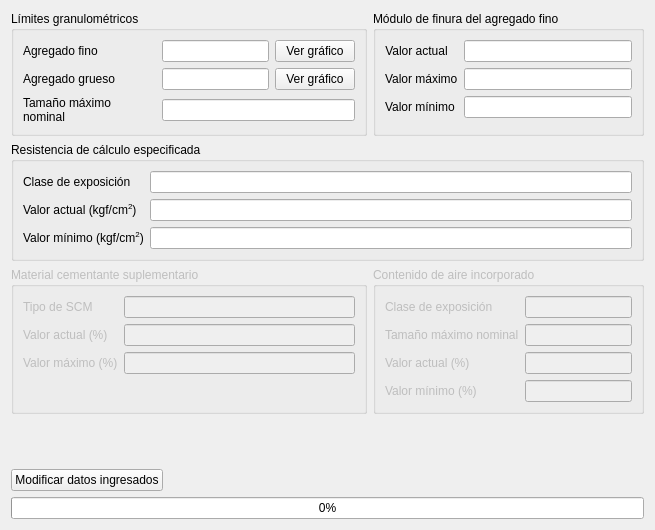
Above: gui/ui/check_design_widget.ui from AMK-ULTRA/Concretus before the change. Below: the same form after it.
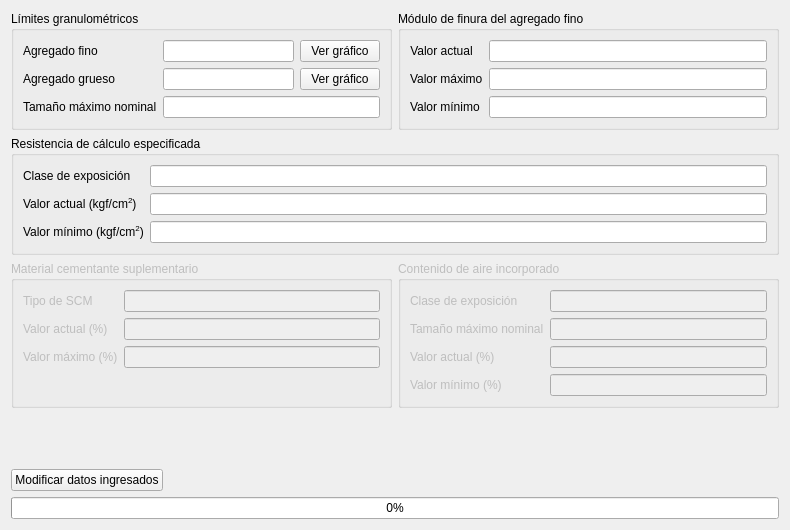
That is the form after the change. Icons and pictures are not drawn.

Patch:
```diff
--- a/gui/ui/check_design_widget.ui
+++ b/gui/ui/check_design_widget.ui
@@ -6,14 +6,14 @@
    <rect>
     <x>0</x>
     <y>0</y>
-    <width>655</width>
+    <width>790</width>
     <height>530</height>
    </rect>
   </property>
   <property name="minimumSize">
    <size>
-    <width>655</width>
-    <height>475</height>
+    <width>790</width>
+    <height>530</height>
    </size>
   </property>
   <property name="windowTitle">
```
